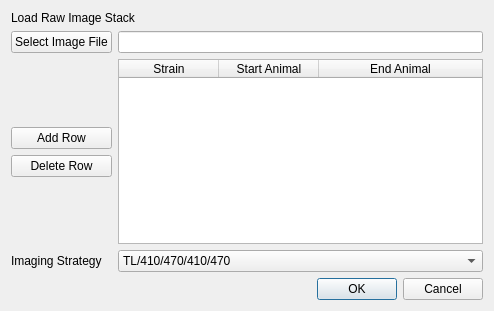
Above: python/gui/qt_ui_files/load_raw_image.ui from ApfeldLab/pharynx_redox before the change. Below: the same form after it.
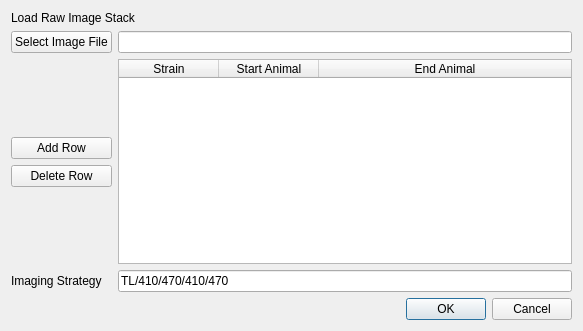
That is the form after the change. Custom widgets are drawn as their Qt base class.

Commit message: first pass at img loading dialog

```diff
--- a/python/gui/qt_ui_files/load_raw_image.ui
+++ b/python/gui/qt_ui_files/load_raw_image.ui
@@ -6,8 +6,8 @@
    <rect>
     <x>0</x>
     <y>0</y>
-    <width>494</width>
-    <height>311</height>
+    <width>583</width>
+    <height>331</height>
    </rect>
   </property>
   <property name="windowTitle">
@@ -26,35 +26,10 @@
    </item>
    <item row="1" column="0">
     <layout class="QGridLayout" name="gridLayout">
-     <item row="2" column="1">
-      <widget class="QTableWidget" name="tableWidget">
-       <attribute name="horizontalHeaderStretchLastSection">
-        <bool>true</bool>
-       </attribute>
-       <column>
-        <property name="text">
-         <string>Strain</string>
-        </property>
-       </column>
-       <column>
-        <property name="text">
-         <string>Start Animal</string>
-        </property>
-       </column>
-       <column>
-        <property name="text">
-         <string>End Animal</string>
-        </property>
-       </column>
-      </widget>
-     </item>
-     <item row="0" column="1">
-      <widget class="QLineEdit" name="lineEdit"/>
-     </item>
-     <item row="0" column="0">
-      <widget class="QPushButton" name="pushButton">
+     <item row="3" column="1">
+      <widget class="QLineEdit" name="imagingStrategyLineEdit">
        <property name="text">
-        <string>Select Image File</string>
+        <string>TL/410/470/410/470</string>
        </property>
       </widget>
      </item>
@@ -65,38 +40,11 @@
        </property>
       </widget>
      </item>
-     <item row="3" column="1">
-      <widget class="QComboBox" name="comboBox">
-       <item>
-        <property name="text">
-         <string>TL/410/470/410/470</string>
-        </property>
-       </item>
-       <item>
-        <property name="text">
-         <string>TL/470/410/470/410</string>
-        </property>
-       </item>
-       <item>
-        <property name="text">
-         <string>410/470/410/470</string>
-        </property>
-       </item>
-       <item>
-        <property name="text">
-         <string>470/410/470/410</string>
-        </property>
-       </item>
-       <item>
-        <property name="text">
-         <string>410/470</string>
-        </property>
-       </item>
-       <item>
-        <property name="text">
-         <string>470/410</string>
-        </property>
-       </item>
+     <item row="0" column="0">
+      <widget class="QPushButton" name="selectImageFilePushButton">
+       <property name="text">
+        <string>Select Image File</string>
+       </property>
       </widget>
      </item>
      <item row="2" column="0">
@@ -143,6 +91,40 @@
        </item>
       </layout>
      </item>
+     <item row="0" column="1">
+      <widget class="QLineEdit" name="imageFileLineEdit"/>
+     </item>
+     <item row="2" column="1">
+      <widget class="TableWidget" name="strainTable">
+       <property name="sortingEnabled">
+        <bool>false</bool>
+       </property>
+       <attribute name="horizontalHeaderShowSortIndicator" stdset="0">
+        <bool>false</bool>
+       </attribute>
+       <attribute name="horizontalHeaderStretchLastSection">
+        <bool>true</bool>
+       </attribute>
+       <attribute name="verticalHeaderShowSortIndicator" stdset="0">
+        <bool>false</bool>
+       </attribute>
+       <column>
+        <property name="text">
+         <string>Strain</string>
+        </property>
+       </column>
+       <column>
+        <property name="text">
+         <string>Start Animal</string>
+        </property>
+       </column>
+       <column>
+        <property name="text">
+         <string>End Animal</string>
+        </property>
+       </column>
+      </widget>
+     </item>
     </layout>
    </item>
    <item row="0" column="0">
@@ -154,6 +136,13 @@
    </item>
   </layout>
  </widget>
+ <customwidgets>
+  <customwidget>
+   <class>TableWidget</class>
+   <extends>QTableWidget</extends>
+   <header>pyqtgraph</header>
+  </customwidget>
+ </customwidgets>
  <resources/>
  <connections>
   <connection>
```
Left out of the diff: 4 changed lines with no effect on the pictures. The commit also changes 5 other files.
